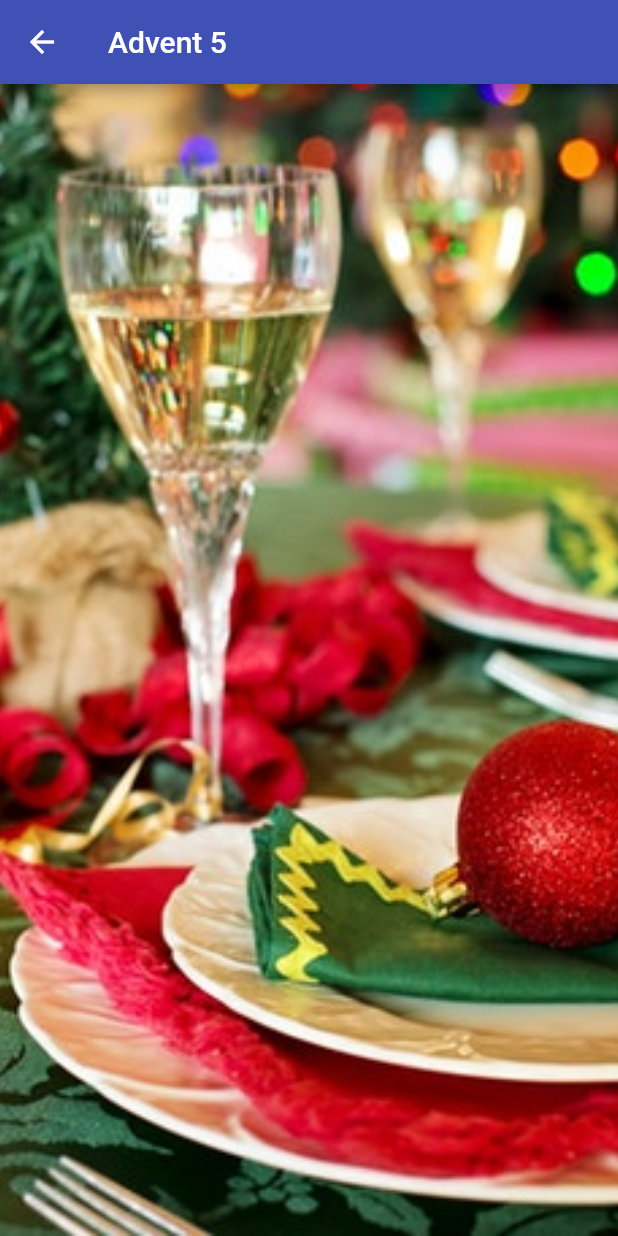
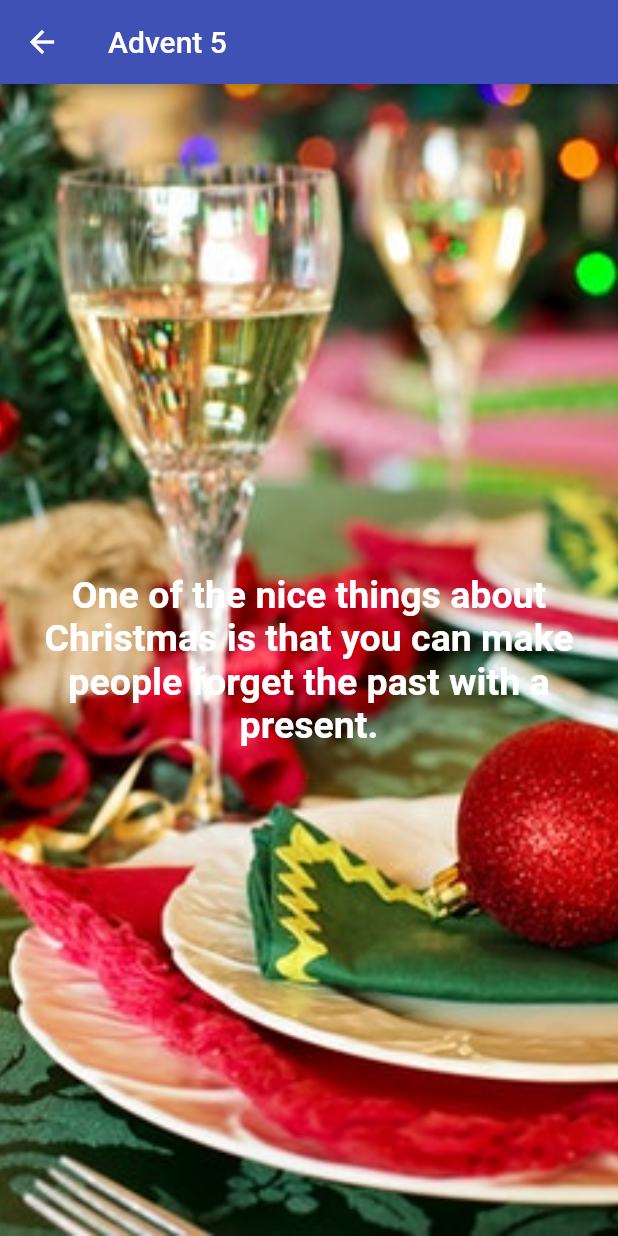
Before and after one commit to wtm-switzerland/advent_calendar, a Flutter app: the screen it shows after launch, after a tap on an icon or button, on a phone screen of 412 x 824 dp. Run offline on Flutter 3.47's test engine with Material 2 defaults, Android fonts, the phone set to English and light mode, and no system bars.

Commit message:
Add list of wishes

```diff
--- a/lib/advent_view.dart
+++ b/lib/advent_view.dart
@@ -1,21 +1,40 @@
 import 'package:flutter/material.dart';
 
+import 'christmas_wishes.dart';
+
 class AdventViewWidget extends StatelessWidget {
-
   final int adventNumber;
 
-  AdventViewWidget({@required this.adventNumber}) :
-        assert(adventNumber!=null), assert(adventNumber<25);
+  AdventViewWidget({@required this.adventNumber})
+      : assert(adventNumber != null),
+        assert(adventNumber < 25);
 
   @override
   Widget build(BuildContext context) => Scaffold(
-      appBar: AppBar(title: Text('Advent $adventNumber'),),
-      body: Image.asset(
+        appBar: AppBar(
+          title: Text('Advent $adventNumber'),
+        ),
+        body: Stack(
+          alignment: const Alignment(0.0, 0.0),
+          children: <Widget>[
+            Image.asset(
               'images/christmas-$adventNumber.jpg',
               fit: BoxFit.cover,
               height: double.infinity,
               width: double.infinity,
             ),
+            Padding(
+              padding: const EdgeInsets.all(16.0),
+              child: Text(
+                ChristmasWishes.wishesList[adventNumber-1],
+                textAlign: TextAlign.center,
+                style: const TextStyle(
+                    fontWeight: FontWeight.bold,
+                    fontSize: 25.0,
+                    color: Colors.white),
+              ),
+            )
+          ],
+        ),
       );
-
 }
--- /dev/null
+++ b/lib/christmas_wishes.dart
@@ -0,0 +1,29 @@
+class ChristmasWishes {
+  static const wishesList = <String>[
+    'Wishing you and your family a wonderful Holiday Season. With lots '
+        'of love from the WTM’s.',
+    'Wishing you a fun-filled Holiday season and best wishes for a Happy New Year!',
+    'To a healthy, happy, and peaceful New Year. Love from the WTM.',
+    'May the lights of Christmas be your guide and the Christmas carols fill you with cheer.',
+    'One of the nice things about Christmas is that you can make people forget the past with a present.',
+    'Christmas is a necessity. There has to be at least one day of the year to remind us that we\'re here for something else besides ourselves.',
+    'Wishing you Holidays filled with fun and laughter, and very best wishes for a fabulous New Year! ',
+    'Wishing you a wonderful Christmas Season creating special memories with your beautiful family.',
+    'Merry Christmas! And best wishes for a healthy, happy, and peaceful New Year.',
+    'Wishing you a joyous Christmas and a prosperous New Year.',
+    'Best wishes for the Holidays, and for health and happiness throughout the coming year.',
+    'Warmest wishes for a happy Christmas and a wonderful New Year.',
+    'Merry Christmas from all of us at [insert company name]. We hope you have a very happy Holidays and we wish you all the best for the New Year.',
+    'May this Christmas end the present year on a cheerful note and make way for a fresh and bright New Year. Here’s wishing you a Merry Christmas and a Happy New Year!',
+    'May the good times and treasures of the present become the golden memories of tomorrow. Wishing you lots of love, joy and happiness. Merry Christmas!',
+    'May your Christmas sparkle with moments of love, laughter and goodwill, And may the year ahead be full of contentment and joy. Have a Merry Christmas.',
+    'May the Christmas season fill your home with joy, your heart with love, and your life with laughter.',
+    'We should try to hold on to the Christmas spirit, not just one day a year, but all 365.',
+  '\“Christmas is most truly Christmas when we celebrate it by giving the light of love to those who need it most.\”—Ruth Carter Stapleton',
+    'May the peace and blessings of Christmas be yours; And may the coming year be filled with happiness.',
+    'May all the sweet magic of Christmas conspire to gladden your heart and fill every desire.',
+    'May the peace and joy of Christmas live in your heart all year long.',
+    'May the blessings of peace, good will, and happiness be with you at Christmas and always.',
+    'Me: \“I want a magical Unicorn for Christmas\”\nSanta: \“Be realistic\”\nMe: \“Okay. I want 5 minutes to myself each day to drink my coffee hot and pee in peace.\”\nSanta: “What color Unicorn would you like?\”'
+  ];
+}
```
Lines whose indentation alone changed are shown as unchanged.
